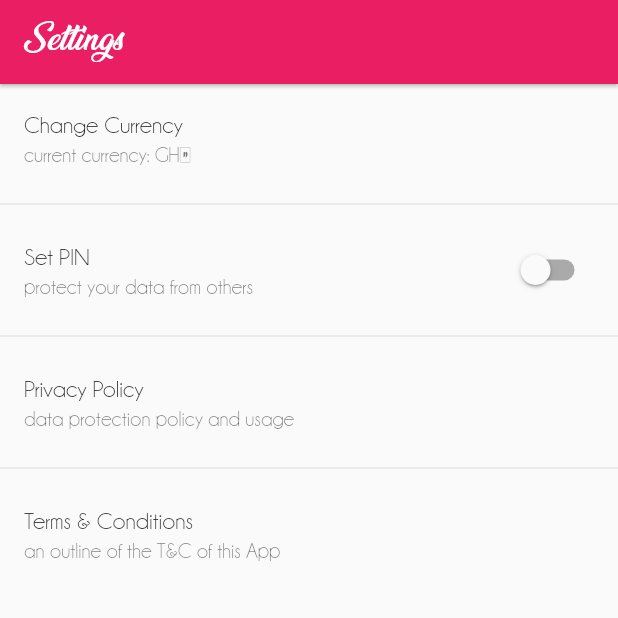
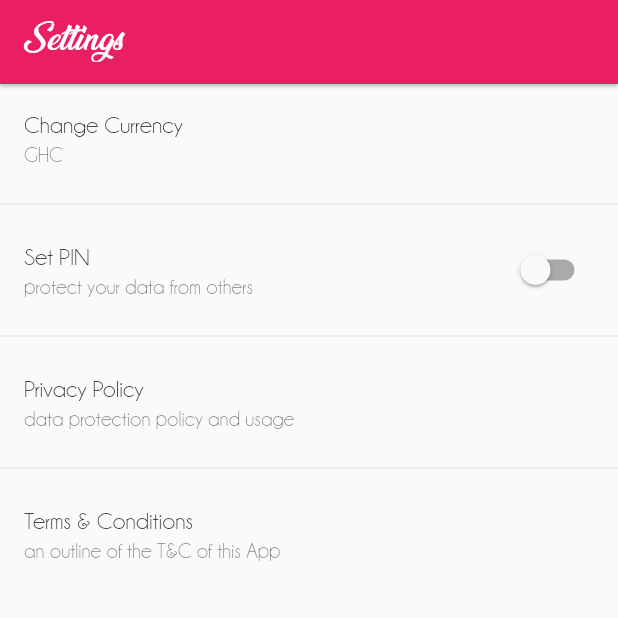
Before and after one commit to iamEtornam/FinancialPolice, a Flutter app: the SettingPage screen opened directly, on a phone screen of 412 x 824 dp, the top half of it. Run offline on Flutter 3.47's test engine with Material 2 defaults, Android fonts, the phone set to English and light mode, and no system bars; our stand-ins replace flutter_spinkit, fluttertoast, font_awesome_flutter, shared_preferences, sqflite; missing offline and left inert: launch_review, pin_code_view, random_color; accounts and stored records are empty.

```diff
--- a/lib/main.dart
+++ b/lib/main.dart
@@ -1,5 +1,4 @@
 import 'package:financial_police/auth/login_page.dart';
-import 'package:financial_police/pages/homepage.dart';
 import 'package:flutter/material.dart';
 
 main() {
--- a/lib/pages/auth_page.dart
+++ b/lib/pages/auth_page.dart
@@ -1,3 +1,5 @@
+import 'dart:async';
+
 import 'package:financial_police/pages/homepage.dart';
 import 'package:flutter/material.dart';
 import 'package:pin_code_view/pin_code_view.dart';
--- a/lib/pages/category.dart
+++ b/lib/pages/category.dart
@@ -1,3 +1,5 @@
+import 'dart:async';
+
 import 'package:financial_police/db_helper/database_helper.dart';
 import 'package:financial_police/model/category.dart';
 import 'package:flutter/material.dart';
--- a/lib/pages/homepage.dart
+++ b/lib/pages/homepage.dart
@@ -1,3 +1,5 @@
+import 'dart:async';
+
 import 'package:financial_police/pages/about_app.dart';
 import 'package:financial_police/pages/about_dev.dart';
 import 'package:financial_police/pages/auth_page.dart';
--- a/lib/pages/settings.dart
+++ b/lib/pages/settings.dart
@@ -1,38 +1,37 @@
-
 import 'package:financial_police/pages/pincode_page.dart';
 import 'package:flutter/material.dart';
 import 'dart:async';
 import 'dart:convert';
 import 'package:shared_preferences/shared_preferences.dart';
 
-
 class SettingPage extends StatefulWidget {
   @override
   _SettingPageState createState() => _SettingPageState();
 }
 
-class _SettingPageState extends State < SettingPage > {
+class _SettingPageState extends State<SettingPage> {
   var countries;
   var isLoading = false;
   final isSetPref = "isSet";
   List list = List();
-
   bool _switch = false;
+  static final String isCurrencySet = "currency";
 
   @override
   void initState() {
     _fetchData();
     getPinAction();
+    getCurrencies();
+    getStreamData();
     super.initState();
   }
 
   void _onChanged(bool value) {
     setState(() {
       _switch = value;
-    if(value == true){
-     Navigator.pushReplacement(context, MaterialPageRoute(
-      builder: (context) => PinCodeSet()
-    ));
+      if (value == true) {
+        Navigator.pushReplacement(
+            context, MaterialPageRoute(builder: (context) => PinCodeSet()));
       }
     });
   }
@@ -47,10 +46,20 @@ class _SettingPageState extends State < SettingPage > {
   //   return prefs.setBool(isSetPref, value);
   // }
 
-  Future < bool > getPinAction() async {
+  Future<bool> getPinAction() async {
     final SharedPreferences prefs = await SharedPreferences.getInstance();
     _switch = prefs.getBool(isSetPref) ?? false;
     return _switch;
+  }
+
+  Future<String> getCurrencies() async {
+    final SharedPreferences prefs = await SharedPreferences.getInstance();
+    return prefs.getString(isCurrencySet) ?? 'GHC';
+  }
+
+  static Future<bool> setCurrencies(String value) async {
+    final SharedPreferences prefs = await SharedPreferences.getInstance();
+    return prefs.setString(isCurrencySet, value);
   }
 
   _fetchData() async {
@@ -66,47 +75,55 @@ class _SettingPageState extends State < SettingPage > {
     });
   }
 
-  Future < String > _loadCurrenciesJson() async {
-    return await DefaultAssetBundle.of(context).loadString('assets/data/currencies.json');
+  Future<String> _loadCurrenciesJson() async {
+    return await DefaultAssetBundle.of(context)
+        .loadString('assets/data/currencies.json');
   }
 
   void currencyDialog(BuildContext context) {
-    showDialog < bool > (
+    showDialog<bool>(
         context: context,
         builder: (context) {
           return Material(
-          child: isLoading ?
-          Center(
+            child: isLoading
+                ? Center(
                     child: CircularProgressIndicator(),
-          ) :
-          ListView.separated(
-            separatorBuilder: (BuildContext context, int index) => Divider(),
+                  )
+                : ListView.separated(
+                    separatorBuilder: (BuildContext context, int index) =>
+                        Divider(),
                     itemCount: list == null ? 0 : list.length,
                     itemBuilder: (BuildContext context, int index) {
-              return ListTile(
-                title: Text(list[index]['name'],
+                      return GestureDetector(
+                        child: ListTile(
+                          title: Text(
+                            list[index]['name'],
                             style: TextStyle(
                                 fontFamily: 'Champagne_Limousines',
                                 fontWeight: FontWeight.bold,
-                    fontSize: 14.0
+                                fontSize: 14.0),
+                          ),
+                          subtitle: Text(
+                            list[index]['name_plural'],
+                            style:
+                                TextStyle(fontFamily: 'Champagne_Limousines'),
+                          ),
+                          trailing: Text(
+                            list[index]['symbol'],
+                            style:
+                                TextStyle(fontFamily: 'Champagne_Limousines'),
                           ),
                         ),
-                subtitle: Text(list[index]['name_plural'],
-                  style: TextStyle(
-                    fontFamily: 'Champagne_Limousines'
-                  ),
-                ),
-                trailing: Text(list[index]['symbol'],
-                  style: TextStyle(
-                    fontFamily: 'Champagne_Limousines'
-                  ), ),
+                        onTap: () async {
+                          await setCurrencies(list[index]['symbol']);
+                          getStreamData();
+                          Navigator.pop(context);
+                        },
                       );
                     },
-
                   ),
           );
-      }
-    );
+        });
   }
 
   @override
@@ -115,23 +132,34 @@ class _SettingPageState extends State < SettingPage > {
       appBar: AppBar(
           elevation: 1.0,
           title: Text('Settings'),
-        backgroundColor: Colors.pink
-      ),
+          backgroundColor: Colors.pink),
       body: Container(
         child: ListView(
           scrollDirection: Axis.vertical,
           shrinkWrap: true,
-          children: < Widget > [
+          children: <Widget>[
             ListTile(
-              title: Text('Change Currency',
-                style: TextStyle(
-                  fontFamily: 'Champagne_Limousines'
+              title: Text(
+                'Change Currency',
+                style: TextStyle(fontFamily: 'Champagne_Limousines'),
               ),
-              ),
-              subtitle: Text('current currency: GH₵',
-                style: TextStyle(
-                  fontFamily: 'Champagne_Limousines'
-                ),
+              subtitle: StreamBuilder(
+                stream: getStreamData(),
+                initialData: 'ghc',
+                builder:
+                    (BuildContext context, AsyncSnapshot<String> snapshot) {
+                  if (!snapshot.hasData) {
+                    return Text(
+                      'NO DATA',
+                      style: TextStyle(fontFamily: 'Champagne_Limousines'),
+                    );
+                  }
+                  print("data is: ${snapshot.data}");
+                  return Text(
+                    snapshot.data,
+                    style: TextStyle(fontFamily: 'Champagne_Limousines'),
+                  );
+                },
               ),
               onTap: () {
                 currencyDialog(context);
@@ -139,15 +167,13 @@ class _SettingPageState extends State < SettingPage > {
             ),
             Divider(),
             ListTile(
-              title: Text('Set PIN',
-                style: TextStyle(
-                  fontFamily: 'Champagne_Limousines'
+              title: Text(
+                'Set PIN',
+                style: TextStyle(fontFamily: 'Champagne_Limousines'),
               ),
-              ),
-              subtitle: Text('protect your data from others',
-                style: TextStyle(
-                  fontFamily: 'Champagne_Limousines'
-                ),
+              subtitle: Text(
+                'protect your data from others',
+                style: TextStyle(fontFamily: 'Champagne_Limousines'),
               ),
               trailing: Switch(
                 value: _switch,
@@ -157,29 +183,25 @@ class _SettingPageState extends State < SettingPage > {
             ),
             Divider(),
             ListTile(
-              title: Text('Privacy Policy',
-                style: TextStyle(
-                  fontFamily: 'Champagne_Limousines'
+              title: Text(
+                'Privacy Policy',
+                style: TextStyle(fontFamily: 'Champagne_Limousines'),
               ),
-              ),
-              subtitle: Text('data protection policy and usage',
-                style: TextStyle(
-                  fontFamily: 'Champagne_Limousines'
-                ),
+              subtitle: Text(
+                'data protection policy and usage',
+                style: TextStyle(fontFamily: 'Champagne_Limousines'),
               ),
               onTap: () {},
             ),
             Divider(),
             ListTile(
-              title: Text('Terms & Conditions',
-                style: TextStyle(
-                  fontFamily: 'Champagne_Limousines'
+              title: Text(
+                'Terms & Conditions',
+                style: TextStyle(fontFamily: 'Champagne_Limousines'),
               ),
-              ),
-              subtitle: Text('an outline of the T&C of this App',
-                style: TextStyle(
-                  fontFamily: 'Champagne_Limousines'
-                ),
+              subtitle: Text(
+                'an outline of the T&C of this App',
+                style: TextStyle(fontFamily: 'Champagne_Limousines'),
               ),
               onTap: () {},
             ),
@@ -188,4 +210,12 @@ class _SettingPageState extends State < SettingPage > {
       ),
     );
   }
+
+  getStreamData() {
+    Stream<String> stream;
+    setState(() {
+      stream = new Stream.fromFuture(getCurrencies());
+    });
+    return stream;
   }
+}
```
Also changed, not shown: lib/auth/login_page.dart (+66 -18 lines), lib/db_helper/database_helper.dart (+13 -9 lines), lib/pages/pincode_confirm_page.dart (+20 -27 lines), lib/pages/pincode_page.dart (+15 -20 lines), pubspec.yaml (+9 -9 lines). Lines whose indentation alone changed are shown as unchanged.
